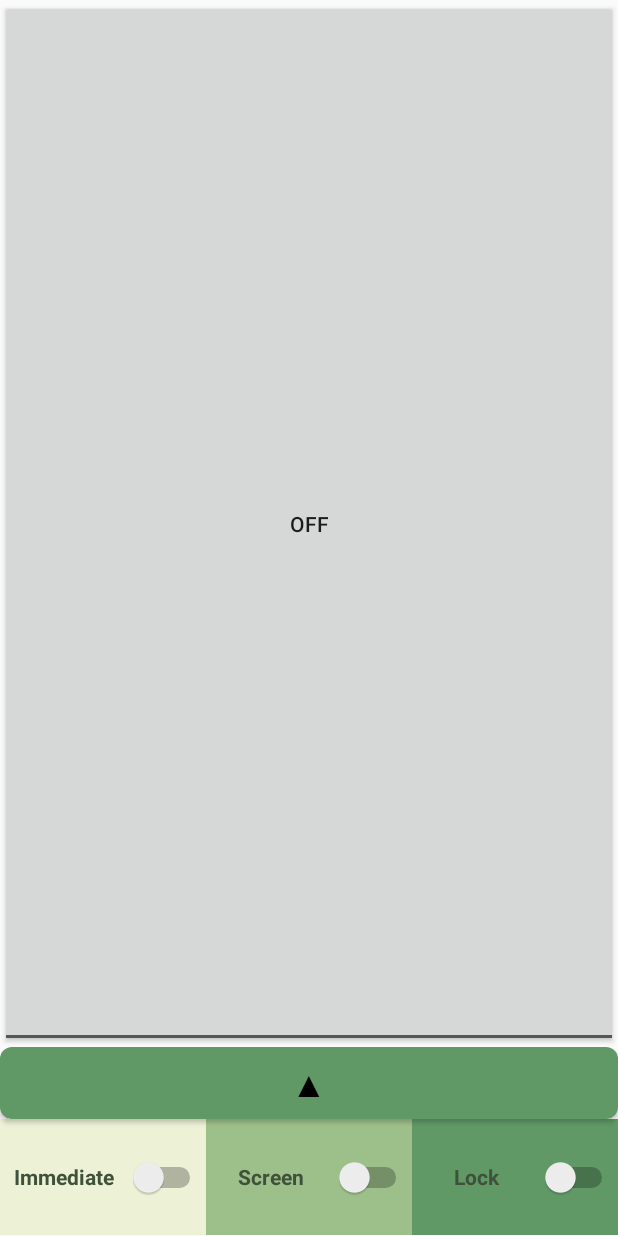
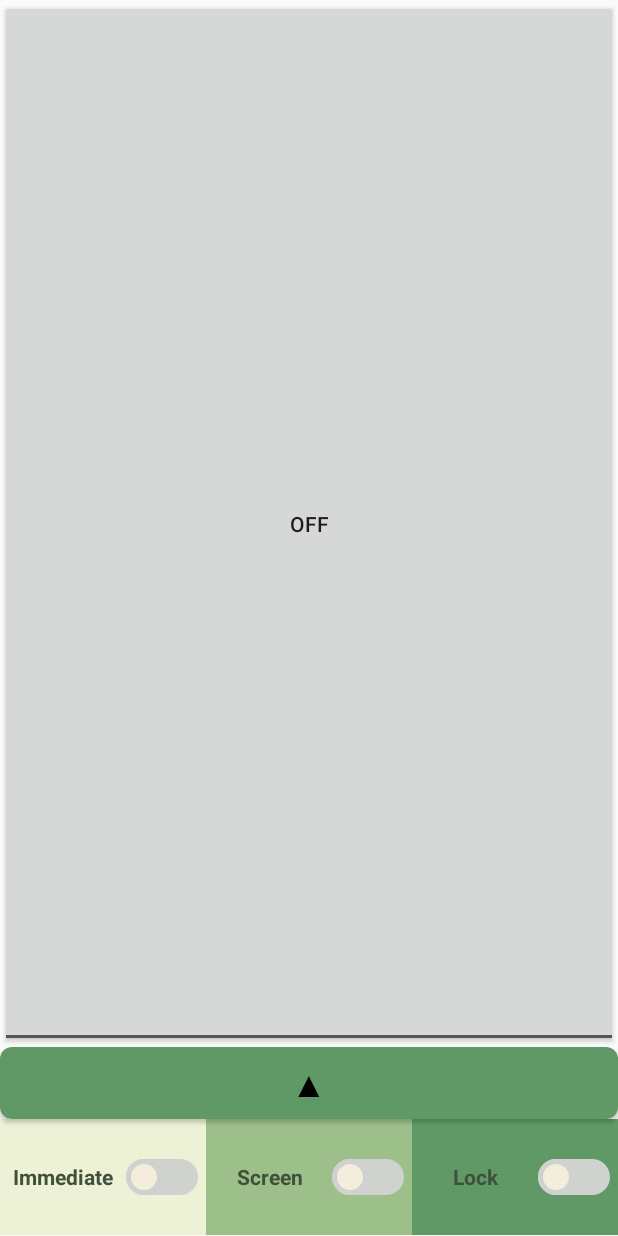
Before and after one commit to b3lon9/EasyFlash, an Android app: the screen it shows after launch (MainActivity), on a phone screen of 412 x 824 dp. Run offline under Robolectric (Android 15) with nearby library versions, the phone set to English and light mode, and no system bars; our stand-ins replace data binding; 4 statements that could not run were skipped.

Commit message:
custom switch ...
하지만 track의 크기가 조정되질 않아서 답답시럽다
아마 SwitchCompat을 사용햇으면 빨랐을 것 같지만... Framework단은 출시 이후 확인하도록

```diff
--- /dev/null
+++ b/app/src/main/res/drawable/switch_thumb_off.xml
@@ -0,0 +1,8 @@
+<?xml version="1.0" encoding="utf-8"?>
+<shape
+    xmlns:android="http://schemas.android.com/apk/res/android"
+    android:shape="oval">
+    <solid android:color="@color/switch_thumb_off" />
+    <stroke android:width="3dp" android:color="@color/switch_track_off" />
+    <size android:width="@dimen/switch_thumb_size" android:height="@dimen/switch_thumb_size" />
+</shape>
--- /dev/null
+++ b/app/src/main/res/drawable/switch_thumb_on.xml
@@ -0,0 +1,8 @@
+<?xml version="1.0" encoding="utf-8"?>
+<shape
+    xmlns:android="http://schemas.android.com/apk/res/android"
+    android:shape="oval">
+    <solid android:color="@color/switch_thumb_on" />
+    <stroke android:width="3dp" android:color="@color/switch_track_on" />
+    <size android:width="@dimen/switch_thumb_size" android:height="@dimen/switch_thumb_size" />
+</shape>
--- /dev/null
+++ b/app/src/main/res/drawable/switch_thumb_selector.xml
@@ -0,0 +1,11 @@
+<?xml version="1.0" encoding="utf-8"?>
+<selector xmlns:android="http://schemas.android.com/apk/res/android">
+    <item android:state_checked="true" android:drawable="@drawable/switch_thumb_on" />
+    <item android:drawable="@drawable/switch_thumb_off" >
+        <layer-list
+            android:paddingLeft="@dimen/switch_thumb_padding"
+            android:paddingTop="@dimen/switch_thumb_padding"
+            android:paddingRight="@dimen/switch_thumb_padding"
+            android:paddingBottom="@dimen/switch_thumb_padding" />
+    </item>
+</selector>
--- /dev/null
+++ b/app/src/main/res/drawable/switch_track_off.xml
@@ -0,0 +1,7 @@
+<?xml version="1.0" encoding="utf-8"?>
+<shape xmlns:android="http://schemas.android.com/apk/res/android"
+    android:shape="rectangle">
+    <corners android:radius="@dimen/switch_track_radius" />
+    <solid android:color="@color/switch_track_off" />
+    <size android:height="@dimen/switch_track_height" android:width="@dimen/switch_width" />
+</shape>
--- /dev/null
+++ b/app/src/main/res/drawable/switch_track_on.xml
@@ -0,0 +1,7 @@
+<?xml version="1.0" encoding="utf-8"?>
+<shape xmlns:android="http://schemas.android.com/apk/res/android"
+    android:shape="rectangle">
+    <corners android:radius="@dimen/switch_track_radius" />
+    <solid android:color="@color/switch_track_on" />
+    <size android:height="@dimen/switch_track_height" android:width="@dimen/switch_width"/>
+</shape>
--- /dev/null
+++ b/app/src/main/res/drawable/switch_track_selector.xml
@@ -0,0 +1,5 @@
+<?xml version="1.0" encoding="utf-8"?>
+<selector xmlns:android="http://schemas.android.com/apk/res/android">
+    <item android:state_checked="true" android:drawable="@drawable/switch_track_on" />
+    <item android:drawable="@drawable/switch_track_off" />
+</selector>
--- a/app/src/main/res/layout/activity_main.xml
+++ b/app/src/main/res/layout/activity_main.xml
@@ -49,7 +49,9 @@
                 android:background="@color/main_level1"
                 android:checked="@{vm.isSwitchImmediate()}"
                 android:onCheckedChanged="@{(v, b) -> vm.onSwitchToggleChanged(v, b)}"
-                android:text="@string/switch_immediate" />
+                android:textOn="on"
+                android:textOff="off"
+                android:text="@string/switch_immediate"  />
 
             <Switch
                 android:id="@+id/switch_screen"
--- a/app/src/main/res/values/colors.xml
+++ b/app/src/main/res/values/colors.xml
@@ -12,10 +12,31 @@
     <color name="main_level2">#9DC08B</color>
     <color name="main_level3">#609966</color>
     <color name="main_level4">#40513B</color>
+
+    <color name="fun_level1">#D0C9C0</color>
+    <color name="fun_level2">#EFEAD8</color>
+    <color name="fun_level3">#6D8B74</color>
+    <color name="fun_level4">#5F7161</color>
+
+    <color name="switch_track_off">#CFD2CF</color>
+    <color name="switch_thumb_off">#F5EDDC</color>
+    <color name="switch_track_on">#FAD4D4</color>
+    <color name="switch_thumb_on">#FD5D5D</color>
+
     <!--
 #EDF1D6
 #9DC08B
 #609966
 #40513B
+
+#5F7161
+#6D8B74
+#EFEAD8
+#D0C9C0
+
+#FD5D5D
+#FF8080
+#FFF7BC
+#C0EDA6
     -->
 </resources>
--- a/app/src/main/res/values/dimens.xml
+++ b/app/src/main/res/values/dimens.xml
@@ -1,4 +1,9 @@
 <?xml version="1.0" encoding="utf-8"?>
 <resources xmlns:tools="http://schemas.android.com/tools">
-    <dimen name="switch_width">52dp</dimen>
+    <dimen name="switch_width">46dp</dimen>
+    <dimen name="switch_track_radius">16dp</dimen>
+    <dimen name="switch_track_height">14dp</dimen>
+    <dimen name="switch_thumb_size">24dp</dimen>
+
+    <dimen name="switch_thumb_padding">-10dp</dimen>
 </resources>
--- a/app/src/main/res/values/styles.xml
+++ b/app/src/main/res/values/styles.xml
@@ -8,10 +8,14 @@
         <item name="android:layout_width">0dp</item>
         <item name="android:layout_height">match_parent</item>
         <item name="android:layout_weight">1</item>
+        <item name="android:paddingEnd">5dp</item>
 
         <item name="android:gravity">center</item>
         <item name="android:textStyle">bold</item>
         <item name="android:textColor">@color/main_level4</item>
         <item name="android:switchMinWidth">@dimen/switch_width</item>
+
+        <item name="android:track">@drawable/switch_track_selector</item>
+        <item name="android:thumb">@drawable/switch_thumb_selector</item>
     </style>
 </resources>
```
